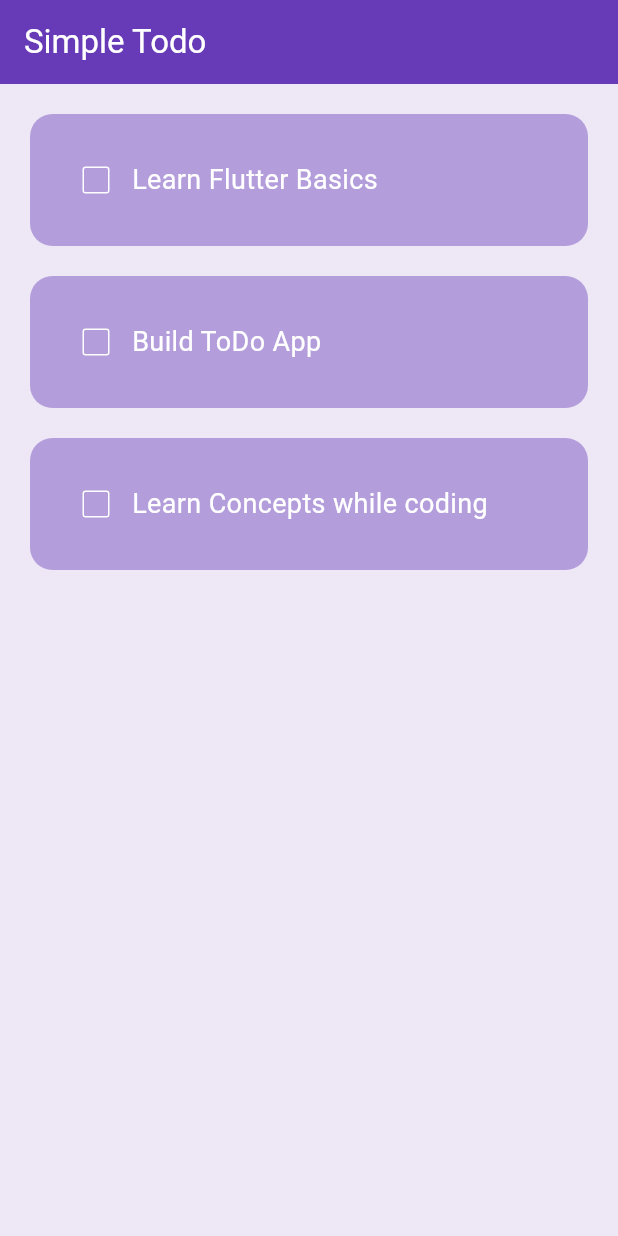
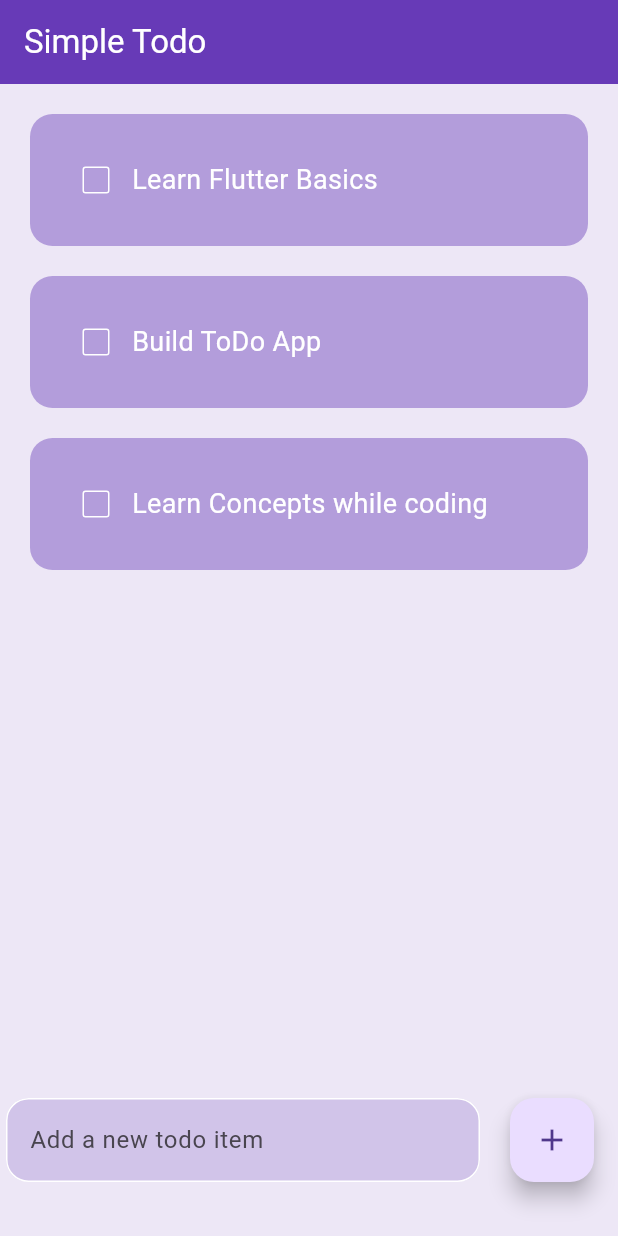
Before and after one commit to vardhanlali/TodoApp, a Flutter app: the screen it shows after launch, on a phone screen of 412 x 824 dp. Run offline on Flutter 3.47's test engine with Material 3 defaults, Android fonts, the phone set to English and light mode, and no system bars.

Commit message:
Added input field and functionality to add new tasks to the todo list.

```diff
--- a/lib/pages/home_page.dart
+++ b/lib/pages/home_page.dart
@@ -1,5 +1,5 @@
+import 'package:flutter/material.dart';
 import 'package:appss/utils/todo_list.dart';
-import 'package:flutter/material.dart';
 
 class HomePage extends StatefulWidget {
   HomePage({super.key});
@@ -9,17 +9,25 @@ class HomePage extends StatefulWidget {
 }
 
 class _HomePageState extends State<HomePage> {
+
+  final _controller = TextEditingController();
   List toDoList = [
     ['Learn Flutter Basics', false],
     ['Build ToDo App', false],
     ['Learn Concepts while coding', false],
-
   ];
 
   void checkBoxChanged(int index, bool? value) {
     setState(() {
       toDoList[index][1] = value ?? false;
     });
+  }
+
+  void saveNewTask() {
+  setState(() {
+    toDoList.add([_controller.text, false]);
+    _controller.clear();
+  });
   }
 
   @override
@@ -41,6 +49,46 @@ class _HomePageState extends State<HomePage> {
           );
         },
       ),
+      floatingActionButton: Padding(
+        padding: const EdgeInsets.only(bottom: 20.0), // To add some bottom space for the FAB
+        child: Row(
+          mainAxisAlignment: MainAxisAlignment.center,
+          children: [
+            Expanded(
+              child: Padding(
+                padding: const EdgeInsets.symmetric(horizontal: 20),
+                child: TextField(
+                  controller: _controller,
+                  decoration: InputDecoration(
+                    hintText: 'Add a new todo item',
+                    filled: true,
+                    fillColor: Colors.deepPurple.shade100,
+                    enabledBorder: OutlineInputBorder(
+                      borderSide:  BorderSide(
+                          color: Colors.white
+                      ),
+                      borderRadius: BorderRadius.circular(15),
+                    ),
+                    focusedBorder: OutlineInputBorder(
+                      borderSide: BorderSide(
+                          color: Colors.deepPurple.shade200
+                      ),
+                      borderRadius: BorderRadius.circular(15),
+                    ),
+                  ),
+
+                ),
+              ),
+            ),
+            FloatingActionButton(
+              onPressed: saveNewTask,
+              child: const Icon(Icons.add),
+            ),
+          ],
+        ),
+      ),
     );
   }
+
+
 }
```
